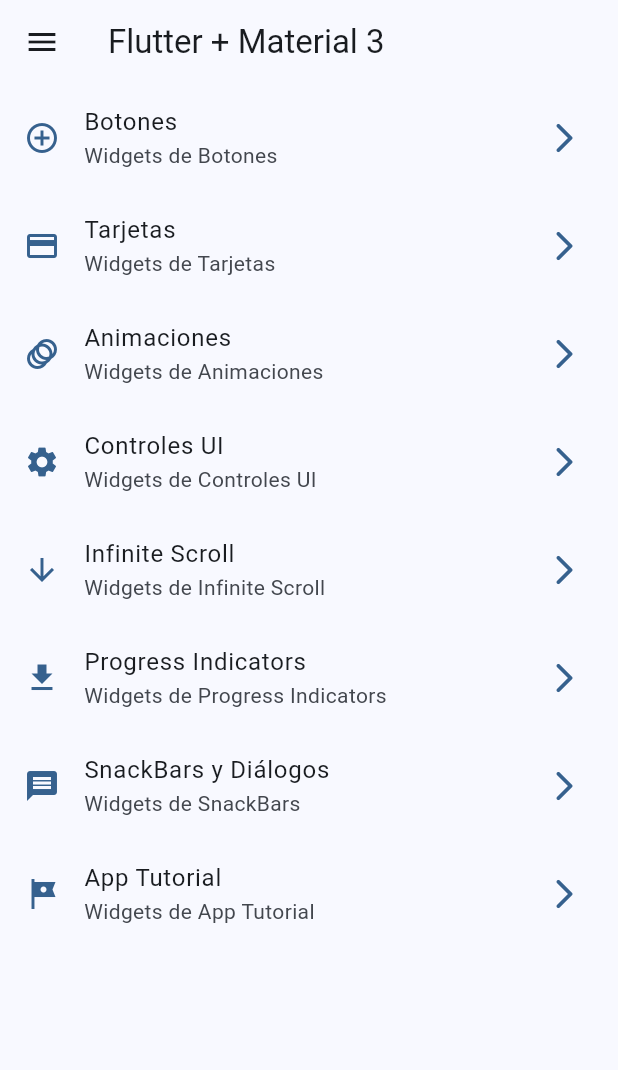
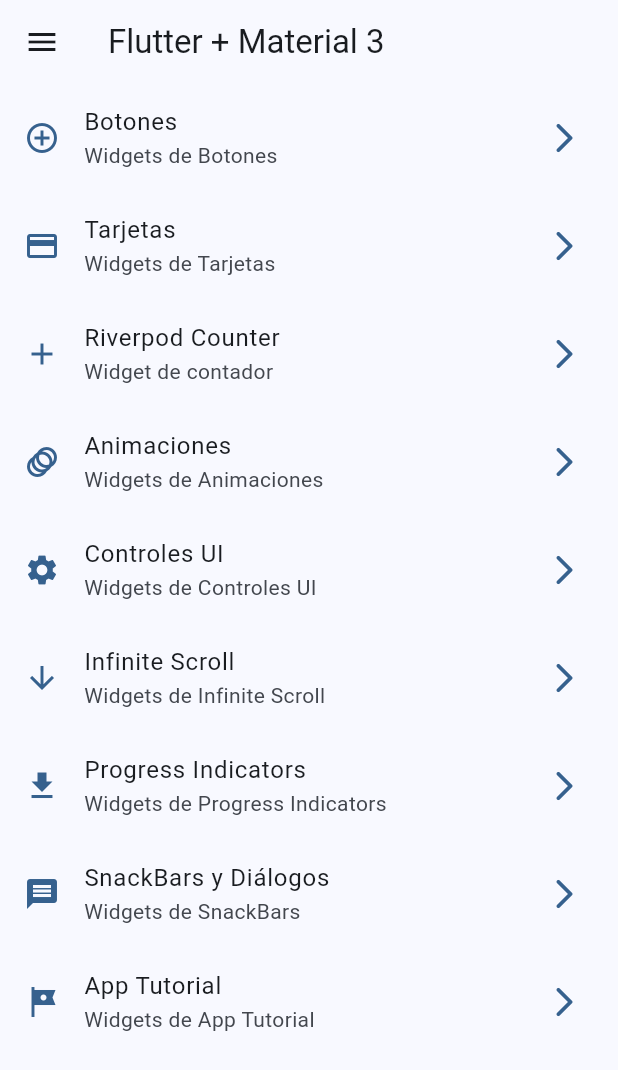
Before and after one commit to U2D-8Bits/WidgetsApp_Flutter, a Flutter app: the screen it shows after launch, on a phone screen of 412 x 824 dp. Shown: the top 1070 px of the screen. Run offline on Flutter 3.47's test engine with Material 3 defaults, Android fonts, the phone set to English and light mode, and no system bars; our stand-ins replace animate_do, flutter_riverpod, go_router.

Commit message:
Instalación y actualización de archivos con Riverpod Provider

```diff
--- a/lib/config/menu/menu_items.dart
+++ b/lib/config/menu/menu_items.dart
@@ -24,6 +24,11 @@ const appMenuItem = <MenuItems>[
       subtitle: 'Widgets de Tarjetas',
       url: '/cards',
       icon: Icons.credit_card),
+  MenuItems(
+      title: 'Riverpod Counter',
+      subtitle: 'Widget de contador',
+      url: '/contador',
+      icon: Icons.add),
   MenuItems(
       title: 'Animaciones',
       subtitle: 'Widgets de Animaciones',
--- a/lib/config/router/app_router.dart
+++ b/lib/config/router/app_router.dart
@@ -68,5 +68,12 @@ final GoRouter appRouter = GoRouter(
         return const AppTutorialScreen();
       },
     ),
+        GoRoute(
+      name: CounterScreen.name,
+      path: '/contador',
+      builder: ( BuildContext context, GoRouterState state) {
+        return const CounterScreen();
+      },
+    ),
   ],
 );
--- /dev/null
+++ b/lib/presentation/providers/counter_provider.dart
@@ -0,0 +1,4 @@
+
+import 'package:flutter_riverpod/flutter_riverpod.dart';
+
+final counterProvider = StateProvider<int>((ref) => 5);
--- a/lib/presentation/screens/screens.dart
+++ b/lib/presentation/screens/screens.dart
@@ -1,9 +1,10 @@
+export 'package:widgetapp/presentation/screens/animated/animated_screen.dart';
+export 'package:widgetapp/presentation/screens/app_tutorial/app_tutorial_screen.dart';
+export 'package:widgetapp/presentation/screens/buttons/buttons_screen.dart';
+export 'package:widgetapp/presentation/screens/cards/cards_screen.dart';
+export 'package:widgetapp/presentation/screens/counter/counter_screen.dart';
+export 'package:widgetapp/presentation/screens/home/home_screen.dart';
 export 'package:widgetapp/presentation/screens/infinite_scroll/infinite_scroll_screen.dart';
 export 'package:widgetapp/presentation/screens/progress/progress_screen.dart';
 export 'package:widgetapp/presentation/screens/snackbar/snackbar_screen.dart';
 export 'package:widgetapp/presentation/screens/ui_controlls/ui_controlls_screen.dart';
-export 'package:widgetapp/presentation/screens/app_tutorial/app_tutorial_screen.dart';
-export 'package:widgetapp/presentation/screens/animated/animated_screen.dart';
-export 'package:widgetapp/presentation/screens/buttons/buttons_screen.dart';
-export 'package:widgetapp/presentation/screens/cards/cards_screen.dart';
-export 'package:widgetapp/presentation/screens/home/home_screen.dart';
--- a/pubspec.yaml
+++ b/pubspec.yaml
@@ -10,6 +10,7 @@ dependencies:
   animate_do: ^3.3.4
   flutter:
     sdk: flutter
+  flutter_riverpod: ^2.5.1
   go_router: ^14.2.7
 
 dev_dependencies:
```
Also changed, not shown: lib/main.dart (+4 -6 lines), lib/presentation/screens/counter/counter_screen.dart (+41 -0 lines), pubspec.lock.
